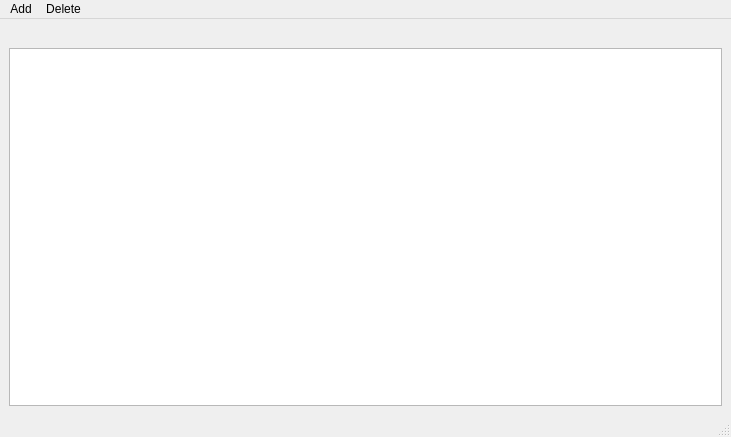
Old version of the form MyProj/mainwindow.ui in the repository shahabbadihi/airport_managementt.
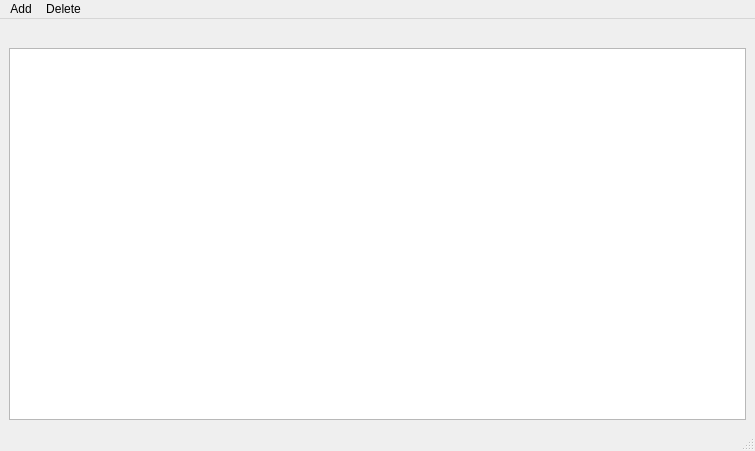
New version of the form.

Patch:
```diff
--- a/MyProj/mainwindow.ui
+++ b/MyProj/mainwindow.ui
@@ -6,8 +6,8 @@
    <rect>
     <x>0</x>
     <y>0</y>
-    <width>731</width>
-    <height>437</height>
+    <width>755</width>
+    <height>451</height>
    </rect>
   </property>
   <property name="windowTitle">
@@ -32,7 +32,7 @@
     <rect>
      <x>0</x>
      <y>0</y>
-     <width>731</width>
+     <width>755</width>
      <height>21</height>
     </rect>
    </property>
```
